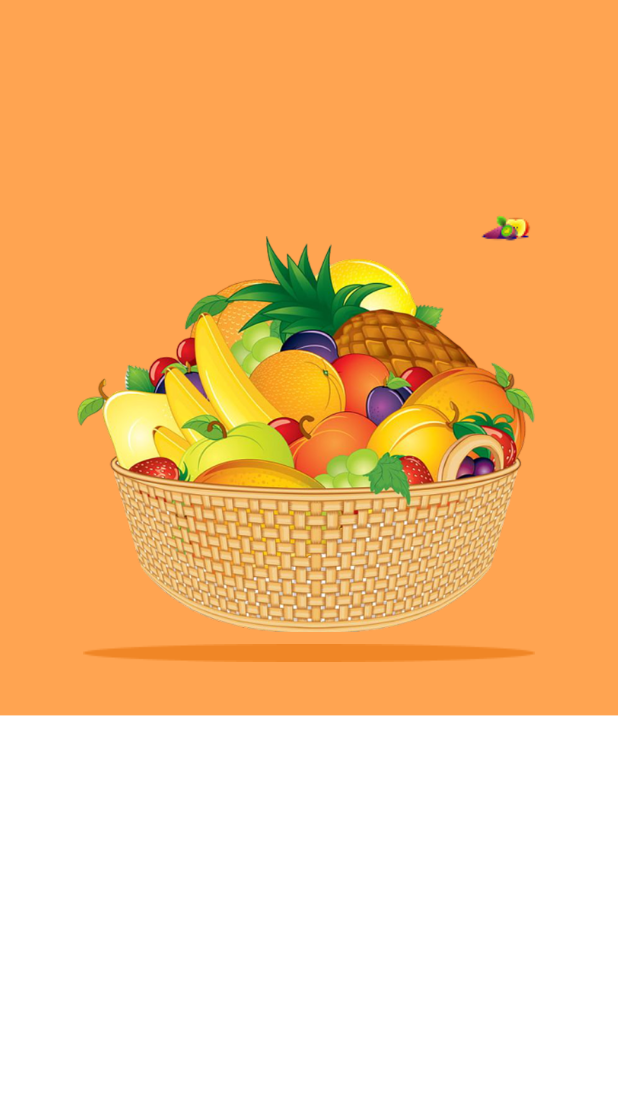
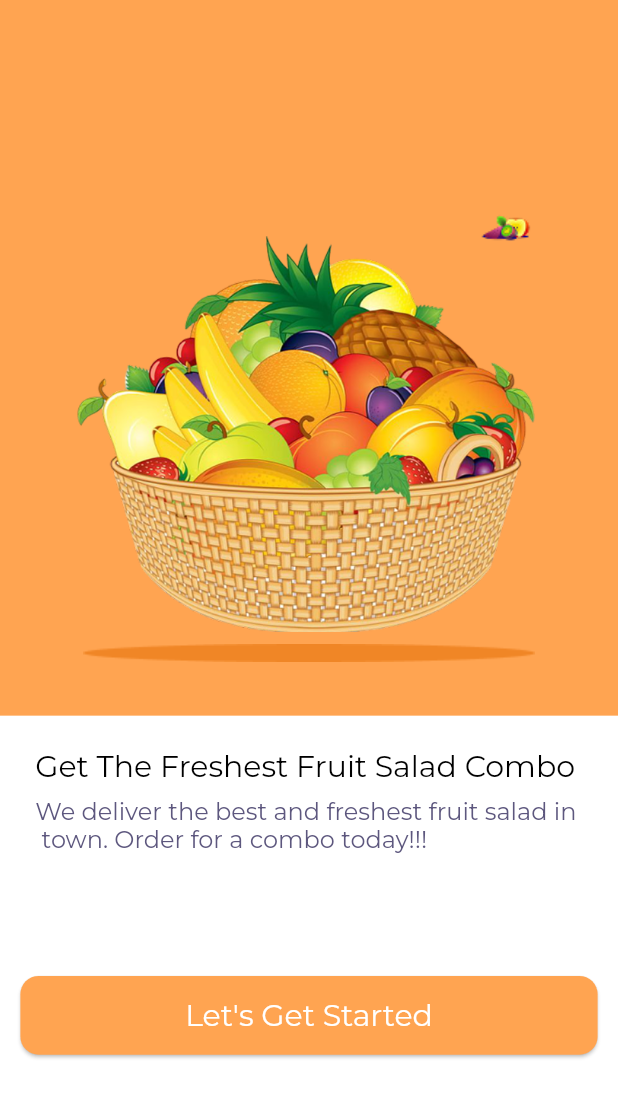
Before and after one commit to ahmeddshohate11/e_commerce, a Flutter app: the screen it shows after launch, on a phone screen of 412 x 824 dp. Shown: the top 1098 px of the screen. Run offline on Flutter 3.47's test engine with Material 3 defaults, Android fonts, the phone set to English and light mode, and no system bars; our stand-ins replace flutter_screenutil.

Commit message:
finish auth screen

```diff
--- a/lib/core/constants/app_colors.dart
+++ b/lib/core/constants/app_colors.dart
@@ -5,4 +5,5 @@ class AppColors {
   static const Color primary = Colors.deepPurple;
   static const Color secondary = Colors.amber;
   static const Color background = Colors.white;
+  static const Color authTextfield = Color(0xffF3F1F1);
 }
--- a/lib/core/constants/app_images.dart
+++ b/lib/core/constants/app_images.dart
@@ -6,4 +6,5 @@ class AppImages {
   static const String ellips = 'assets/images/ellips.png';
    static const String fruitDrop = 'assets/images/fruit-drops2.png';
    static const String basket = 'assets/images/imgbin-basket.png';
+   static const String fruit = 'assets/images/kisspng-fruit.png';
 }
--- a/lib/core/constants/app_strings.dart
+++ b/lib/core/constants/app_strings.dart
@@ -2,5 +2,10 @@ class AppStrings {
   static const String appTitle = 'Flutter Demo';
   static const String homeTitle = 'Flutter Demo Home Page';
   static const String counterText = 'You have pushed the button this many times:';
+  static const String getFreshest = 'Get The Freshest Fruit Salad Combo';
+  static const String welcomeSubtitle = 'We deliver the best and freshest fruit salad in \n town. Order for a combo today!!!';
+  static const String letsGetStarted = 'Let\'s Get Started';
+  static const String firstName = 'What is your first name?';
+  static const String startOrdering = 'start Ordering ';
 
 }
--- /dev/null
+++ b/lib/core/constants/app_text_styles.dart
@@ -0,0 +1,70 @@
+import 'package:flutter/material.dart';
+
+class AppTextStyles {
+
+  static const TextStyle style20Black = TextStyle(
+    fontFamily: 'Montserrat',
+    fontSize: 20,
+    fontWeight: FontWeight.w500,
+    height: 1.0,
+    letterSpacing: -0.01,
+    color: Colors.black,
+  );
+
+  static const TextStyle style20White = TextStyle(
+    fontFamily: 'Montserrat',
+    fontSize: 20,
+    fontWeight: FontWeight.w500,
+    height: 1.0,
+    letterSpacing: -0.01,
+    color: Colors.white,
+  );
+
+  static const TextStyle style20Primary = TextStyle(
+    fontFamily: 'Montserrat',
+    fontSize: 20,
+    fontWeight: FontWeight.w500,
+    height: 1.0,
+    letterSpacing: -0.01,
+    color: Color(0xFFFFA451),
+  );
+
+
+  static const TextStyle style16Grey = TextStyle(
+    fontFamily: 'Montserrat',
+    fontSize: 16,
+    fontWeight: FontWeight.w400,
+    height: 1.2,
+    letterSpacing: 0,
+    color: Color(0xff5D577E),
+  );
+
+  static const TextStyle style16Black = TextStyle(
+    fontFamily: 'Montserrat',
+    fontSize: 16,
+    fontWeight: FontWeight.w400,
+    height: 1.2,
+    letterSpacing: 0,
+    color: Colors.black,
+  );
+
+
+  static const TextStyle style14Blue = TextStyle(
+    fontFamily: 'Montserrat',
+    fontSize: 14,
+    fontWeight: FontWeight.w500,
+    height: 1.1,
+    letterSpacing: 0.5,
+    color: Colors.blue,
+  );
+
+  static const TextStyle style14Red = TextStyle(
+    fontFamily: 'Montserrat',
+    fontSize: 14,
+    fontWeight: FontWeight.w500,
+    height: 1.1,
+    letterSpacing: 0.5,
+    color: Colors.red,
+  );
+
+}
--- /dev/null
+++ b/lib/core/models/positioned_image_model.dart
@@ -0,0 +1,15 @@
+class PositionedImageModel{
+  final String imagePath;
+  final double left;
+  final double top;
+  final double width;
+  final double height;
+
+  PositionedImageModel({
+    required this.imagePath,
+    required this.left,
+    required this.top,
+    required this.width,
+    required this.height,
+  });
+}
--- /dev/null
+++ b/lib/core/widgets/app_text.dart
@@ -0,0 +1,25 @@
+import 'package:flutter/material.dart';
+
+
+class AppText extends StatelessWidget {
+  final String text;
+  final TextStyle style;
+  final TextAlign? textAlign;
+  final int? maxLines;
+
+  const AppText({
+    super.key,
+    required this.text,
+    required this.style,
+    this.textAlign,
+    this.maxLines,
+  });
+
+  @override
+  Widget build(BuildContext context) {
+    return Text(
+      text,
+      style: style,
+    );
+  }
+}
--- /dev/null
+++ b/lib/core/widgets/custom_elevated_button.dart
@@ -0,0 +1,36 @@
+import 'package:e_commerce/core/constants/app_colors.dart';
+import 'package:e_commerce/core/constants/app_strings.dart';
+import 'package:e_commerce/core/constants/app_text_styles.dart';
+import 'package:e_commerce/core/widgets/app_text.dart';
+import 'package:flutter/material.dart';
+import 'package:flutter_screenutil/flutter_screenutil.dart';
+
+class CustomElevatedButton extends StatelessWidget {
+  const CustomElevatedButton({
+    super.key,
+    required this.text,
+    required this.backgroundColor,
+     this.onPressed,
+  });
+  final String text;
+  final Color backgroundColor;
+  final VoidCallback? onPressed ;
+
+  @override
+  Widget build(BuildContext context) {
+    return ElevatedButton(
+      onPressed: onPressed,
+      style: ElevatedButton.styleFrom(
+        backgroundColor: backgroundColor,
+        padding: EdgeInsets.symmetric(horizontal: 100.w, vertical: 16.h),
+        shape: RoundedRectangleBorder(
+          borderRadius: BorderRadius.circular(12.r),
+        ),
+      ),
+      child: AppText(
+        text: text,
+        style: AppTextStyles.style20White,
+      ),
+    );
+  }
+}
--- /dev/null
+++ b/lib/core/widgets/header_images_stack.dart
@@ -0,0 +1,39 @@
+import 'package:flutter/material.dart';
+import 'package:flutter_screenutil/flutter_screenutil.dart';
+import '../models/positioned_image_model.dart';
+
+class ImagesStack extends StatelessWidget {
+  final List<PositionedImageModel> images;
+  final Color backgroundColor;
+  final double height;
+
+  const ImagesStack({
+    super.key,
+    required this.images,
+    required this.backgroundColor,
+    required this.height,
+  });
+
+  @override
+  Widget build(BuildContext context) {
+    return Container(
+      width: double.infinity,
+      height: height.h,
+      color: backgroundColor,
+      child: Stack(
+        // Map each PositionedImageModel to a Positioned widget
+        children: images.map((img) {
+          return Positioned(
+            top: img.top.h,
+            left: img.left.w,
+            child: Image.asset(
+              img.imagePath,
+              width: img.width.w,
+              height: img.height.h,
+            ),
+          );
+        }).toList(),
+      ),
+    );
+  }
+}
--- a/lib/features/home/view/home_view.dart
+++ b/lib/features/home/view/home_view.dart
@@ -1,6 +1,13 @@
 import 'package:e_commerce/core/constants/app_colors.dart';
 import 'package:e_commerce/core/constants/app_images.dart';
 import 'package:e_commerce/core/constants/app_routes.dart';
+import 'package:e_commerce/core/constants/app_strings.dart';
+import 'package:e_commerce/core/constants/app_text_styles.dart';
+import 'package:e_commerce/core/models/positioned_image_model.dart';
+import 'package:e_commerce/core/widgets/app_text.dart';
+import 'package:e_commerce/core/widgets/custom_elevated_button.dart';
+import 'package:e_commerce/core/widgets/header_images_stack.dart';
+import 'package:e_commerce/features/auth/view/auth_viwe.dart';
 import 'package:flutter/material.dart';
 import 'package:flutter_screenutil/flutter_screenutil.dart';
 
@@ -11,42 +18,71 @@ class HomeView extends StatelessWidget {
   @override
   Widget build(BuildContext context) {
     return Scaffold(
-      body: Container(
+      body: Column(
+        children: [
+
+          Container(
             width: double.infinity,
             height: 470.h,
             color: AppColors.primaryLightColor,
-        child: Stack(
-          children: [
-            Positioned(
-              top: 131.h,
-              left: 282.w,
-              child: Image.asset(
-                AppImages.fruitDrop,
-                width: 50.w,
-                height: 38.h,
+            child: ImagesStack(
+              height: 470.h,
+              backgroundColor: AppColors.primaryLightColor,
+              images: [
+                PositionedImageModel(
+                  imagePath: AppImages.fruitDrop,
+                  top: 131,
+                  left: 282,
+                  width: 50,
+                  height: 38,
                 ),
+                PositionedImageModel(
+                  imagePath: AppImages.basket,
+                  top: 155,
+                  left: 35,
+                  width: 301,
+                  height: 260,
                 ),
-            Positioned(
-              top: 155.h,
-              left: 35.w,
-              child: Image.asset(
-                AppImages.basket,
-                width: 301.w,
-                height: 260.h,
-              ),
-            ),
-            Positioned(
-            top: 423.h ,
-              left: 37.w,
-              child: Image.asset(
-                AppImages.ellips,
-                width: 301.w,
-                height: 12.h,
-              ),
+                PositionedImageModel(
+                  imagePath: AppImages.ellips,
+                  top: 423,
+                  left: 37,
+                  width: 301,
+                  height: 12,
                 ),
               ],
             ),
           ),
+          SizedBox(height: 24.h),
+           Column(
+            crossAxisAlignment: CrossAxisAlignment.start,
+            children: [
+              AppText(
+                text: AppStrings.getFreshest,
+                style: AppTextStyles.style20Black,
+                textAlign: TextAlign.center,
+              ),
+
+              SizedBox(height: 10.h),
+              AppText(
+                text: AppStrings.welcomeSubtitle,
+                style: AppTextStyles.style16Grey,
+                textAlign: TextAlign.center,
+                maxLines: 2,
+              ),
+              SizedBox(height: 80.h),
+
+            ],
+          ),
+         CustomElevatedButton(
+            text: AppStrings.letsGetStarted,
+            backgroundColor: AppColors.primaryLightColor,
+            onPressed: () {
+              Navigator.pushNamed(context, AuthView.routeName);
+            },
+          ),
+        ],
+      ),
     );
   }
 }
--- a/lib/main.dart
+++ b/lib/main.dart
@@ -1,6 +1,7 @@
 import 'package:e_commerce/core/constants/app_colors.dart';
 import 'package:e_commerce/core/constants/app_routes.dart';
 import 'package:e_commerce/core/constants/app_strings.dart';
+import 'package:e_commerce/features/auth/view/auth_viwe.dart';
 import 'package:e_commerce/features/home/view/home_view.dart';
 import 'package:e_commerce/features/splash/view/splash_screen.dart';
 import 'package:flutter/material.dart';
@@ -33,6 +34,7 @@ class MyApp extends StatelessWidget {
           routes: {
             AppRoutes.splash: (context) => const SplashScreen(),
             AppRoutes.home: (context) => const HomeView(),
+            AuthView.routeName: (context) =>  AuthView(),
           },
         );
       },
```
Also changed, not shown: lib/core/widgets/custom_text_form_field.dart (added, +50 -0 lines), lib/features/auth/view/auth_viwe.dart (added, +110 -0 lines), pubspec.yaml (+9 -0 lines), assets/fonts/Montserrat-Regular.ttf (added), assets/fonts/Montserrat-SemiBold.ttf (added), assets/fonts/Montserrat-SemiBoldItalic.ttf (added), assets/images/kisspng-fruit.png (added). Lines whose indentation alone changed are shown as unchanged.
